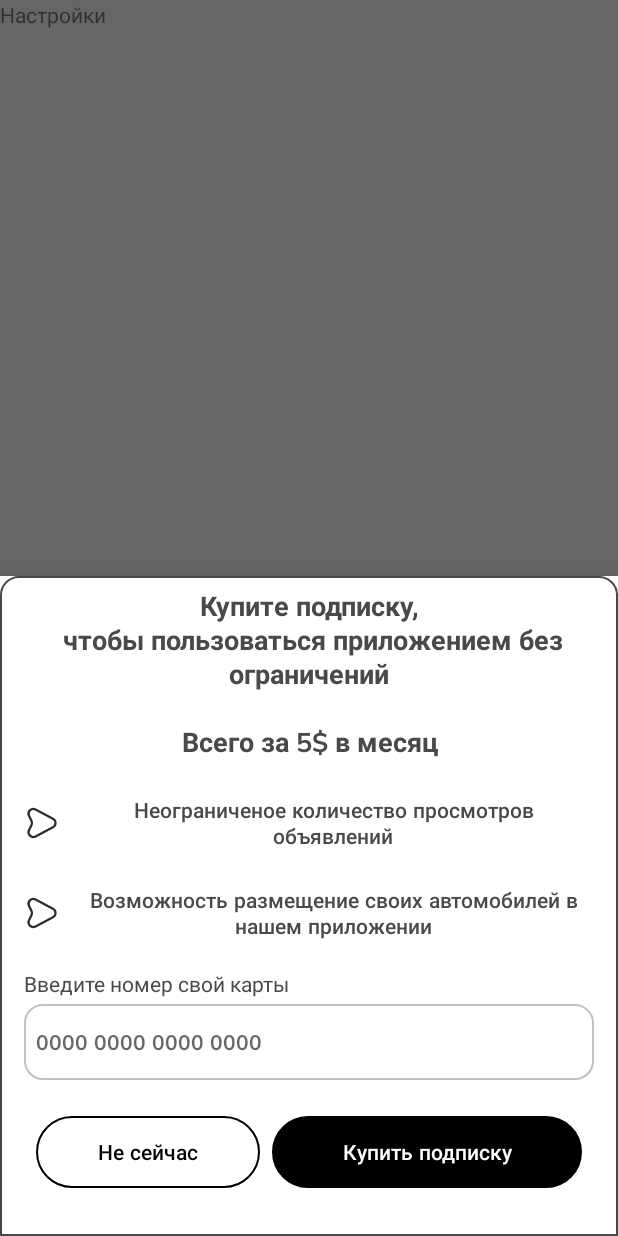
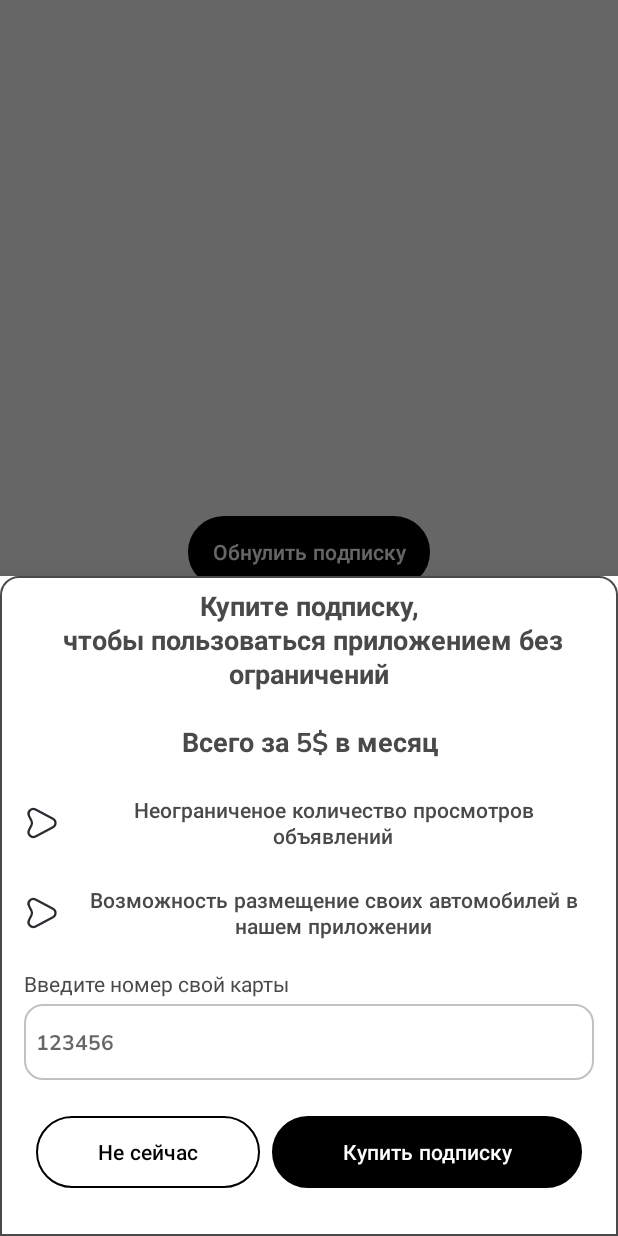
Before and after one commit to arstanrakhmat/car-market-surf, an Android app: the fragment SubscriptionBottomSheetFragment placed in its activity, item 2 of the bottom bar chosen, on a phone screen of 412 x 824 dp. Run offline under Robolectric (Android 15) with nearby library versions, the phone set to English and light mode, and no system bars; our stand-ins replace Room's generated code, navigation-ui.

Commit message:
Add logic for naive subscription

```diff
--- a/app/src/main/java/com/example/carmarketsuftit/fragments/AddCarFragment.kt
+++ b/app/src/main/java/com/example/carmarketsuftit/fragments/AddCarFragment.kt
@@ -17,8 +17,10 @@ import androidx.core.view.drawToBitmap
 import androidx.navigation.fragment.findNavController
 import com.example.carmarketsuftit.databinding.FragmentAddCarBinding
 import com.example.carmarketsuftit.model.Car
+import com.example.carmarketsuftit.utils.CustomPreferences
 import com.example.carmarketsuftit.utils.toHumanReadableFormat
 import com.example.carmarketsuftit.viewModel.CarViewModel
+import org.koin.android.ext.android.inject
 import org.koin.androidx.viewmodel.ext.android.viewModel
 import java.util.Date
 
@@ -28,6 +30,7 @@ class AddCarFragment : BaseFragment<FragmentAddCarBinding>() {
     }
 
     private val carViewModel by viewModel<CarViewModel>()
+    private val sharedPrefs by inject<CustomPreferences>()
 
     override fun inflateView(
         inflater: LayoutInflater,
@@ -100,6 +103,7 @@ class AddCarFragment : BaseFragment<FragmentAddCarBinding>() {
             it?.let {
                 if (it) {
                     Toast.makeText(requireContext(), "Машина добавлена", Toast.LENGTH_SHORT).show()
+                    sharedPrefs.saveAddedCarCounter()
                     findNavController().navigateUp()
                 }
             }
--- a/app/src/main/java/com/example/carmarketsuftit/fragments/SettingsFragment.kt
+++ b/app/src/main/java/com/example/carmarketsuftit/fragments/SettingsFragment.kt
@@ -1,10 +1,19 @@
 package com.example.carmarketsuftit.fragments
 
+import android.app.AlertDialog
+import android.os.Bundle
 import android.view.LayoutInflater
+import android.view.View
 import android.view.ViewGroup
+import android.widget.Toast
+import com.example.carmarketsuftit.R
 import com.example.carmarketsuftit.databinding.FragmentSettingsBinding
+import com.example.carmarketsuftit.utils.CustomPreferences
+import org.koin.android.ext.android.inject
 
 class SettingsFragment : BaseFragment<FragmentSettingsBinding>() {
+
+    private val sharedPrefs by inject<CustomPreferences>()
 
     override fun inflateView(
         inflater: LayoutInflater,
@@ -13,4 +22,34 @@ class SettingsFragment : BaseFragment<FragmentSettingsBinding>() {
         return FragmentSettingsBinding.inflate(inflater, container, false)
     }
 
+    override fun onViewCreated(view: View, savedInstanceState: Bundle?) {
+        super.onViewCreated(view, savedInstanceState)
+        clickListeners()
+    }
+
+    private fun clickListeners() {
+        binding.btnReset.setOnClickListener {
+            alertDialog()
+        }
+    }
+
+    private fun alertDialog() {
+        val builder = AlertDialog.Builder(context)
+        builder.setTitle(R.string.reset_title)
+
+        builder.setPositiveButton(R.string.yes) { dialog, _ ->
+            sharedPrefs.resetSubscription()
+            sharedPrefs.resetAddedCounter()
+            sharedPrefs.resetVisitValue()
+            Toast.makeText(context, "Подписка обнулена", Toast.LENGTH_SHORT).show()
+            dialog.dismiss()
+        }
+
+        builder.setNegativeButton(R.string.no) { dialog, _ ->
+            dialog.dismiss()
+        }
+
+        builder.show()
+    }
+
 }
--- a/app/src/main/java/com/example/carmarketsuftit/fragments/SubscriptionBottomSheetFragment.kt
+++ b/app/src/main/java/com/example/carmarketsuftit/fragments/SubscriptionBottomSheetFragment.kt
@@ -1,18 +1,19 @@
 package com.example.carmarketsuftit.fragments
 
 import android.os.Bundle
-import androidx.fragment.app.Fragment
 import android.view.LayoutInflater
 import android.view.View
 import android.view.ViewGroup
-import com.example.carmarketsuftit.R
+import android.widget.Toast
 import com.example.carmarketsuftit.databinding.FragmentSubscriptionBottomSheetBinding
+import com.example.carmarketsuftit.utils.CustomPreferences
 import com.google.android.material.bottomsheet.BottomSheetDialogFragment
+import org.koin.android.ext.android.inject
 
 class SubscriptionBottomSheetFragment : BottomSheetDialogFragment() {
 
     private lateinit var binding: FragmentSubscriptionBottomSheetBinding
-
+    private val sharedPrefs by inject<CustomPreferences>()
     override fun onCreateView(
         inflater: LayoutInflater, container: ViewGroup?,
         savedInstanceState: Bundle?
@@ -24,8 +25,25 @@ class SubscriptionBottomSheetFragment : BottomSheetDialogFragment() {
 
     override fun onViewCreated(view: View, savedInstanceState: Bundle?) {
         super.onViewCreated(view, savedInstanceState)
+        clickListeners()
+    }
+
+    private fun clickListeners() {
+        binding.btnAdd.setOnClickListener {
+            if (binding.etCarName.text.toString().length == 5) {
+                sharedPrefs.saveSubscription("updated")
+                Toast.makeText(requireContext(), "Вы успешно купили подписку", Toast.LENGTH_SHORT)
+                    .show()
+                dismiss()
+            } else {
+                Toast.makeText(requireContext(), "Должно быть 5 цивр", Toast.LENGTH_SHORT)
+                    .show()
+            }
+        }
+
         binding.btnCancel.setOnClickListener {
             dismiss()
         }
     }
+
 }
--- a/app/src/main/java/com/example/carmarketsuftit/koin/KoinModule.kt
+++ b/app/src/main/java/com/example/carmarketsuftit/koin/KoinModule.kt
@@ -7,11 +7,13 @@ import com.example.carmarketsuftit.database.CarDao
 import com.example.carmarketsuftit.database.CarDatabase
 import com.example.carmarketsuftit.database.MY_DATA_BASE
 import com.example.carmarketsuftit.repository.CarRepository
+import com.example.carmarketsuftit.utils.CustomPreferences
 import com.example.carmarketsuftit.utils.getStaticCar
 import com.example.carmarketsuftit.viewModel.CarViewModel
 import kotlinx.coroutines.Dispatchers
 import kotlinx.coroutines.GlobalScope
 import kotlinx.coroutines.launch
+import org.koin.android.ext.koin.androidApplication
 import org.koin.android.ext.koin.androidContext
 import org.koin.androidx.viewmodel.dsl.viewModel
 import org.koin.dsl.module
@@ -33,6 +35,7 @@ val databaseModule = module {
     }
     single { get<CarDatabase>().carDao() }
     single { CarRepository(carDao = get()) }
+    single { CustomPreferences(androidApplication()) }
 }
 
 val viewModels = module {
--- a/app/src/main/res/layout/fragment_settings.xml
+++ b/app/src/main/res/layout/fragment_settings.xml
@@ -1,14 +1,28 @@
 <?xml version="1.0" encoding="utf-8"?>
-<FrameLayout xmlns:android="http://schemas.android.com/apk/res/android"
+<androidx.constraintlayout.widget.ConstraintLayout xmlns:android="http://schemas.android.com/apk/res/android"
+    xmlns:app="http://schemas.android.com/apk/res-auto"
     xmlns:tools="http://schemas.android.com/tools"
     android:layout_width="match_parent"
     android:layout_height="match_parent"
     tools:context=".fragments.SettingsFragment">
 
-    <!-- TODO: Update blank fragment layout -->
-    <TextView
-        android:layout_width="match_parent"
-        android:layout_height="match_parent"
-        android:text="@string/settings" />
+    <androidx.appcompat.widget.AppCompatButton
+        android:id="@+id/btnReset"
+        android:layout_width="wrap_content"
+        android:layout_height="wrap_content"
+        android:layout_marginBottom="32dp"
+        android:layout_weight="1"
+        android:background="@drawable/button_background"
+        android:backgroundTint="@color/black"
+        android:fontFamily="@font/mulish_semibold"
+        android:paddingHorizontal="16dp"
+        android:text="@string/reset_subscription"
+        android:textAllCaps="false"
+        android:textColor="@color/white"
+        android:textSize="14sp"
+        app:layout_constraintBottom_toBottomOf="parent"
+        app:layout_constraintEnd_toEndOf="parent"
+        app:layout_constraintStart_toStartOf="parent"
+        app:layout_constraintTop_toTopOf="parent" />
 
-</FrameLayout>
+</androidx.constraintlayout.widget.ConstraintLayout>
--- a/app/src/main/res/layout/fragment_subscription_bottom_sheet.xml
+++ b/app/src/main/res/layout/fragment_subscription_bottom_sheet.xml
@@ -115,7 +115,7 @@
             android:fontFamily="@font/mulish_bold"
             android:hint="@string/_0000_0000_0000_0000"
             android:importantForAutofill="no"
-            android:inputType="number"
+            android:inputType="numberSigned"
             android:paddingHorizontal="8dp"
             android:paddingVertical="16dp"
             android:textColor="@color/custom_black"
--- a/app/src/main/res/values/strings.xml
+++ b/app/src/main/res/values/strings.xml
@@ -18,6 +18,10 @@
     <string name="not_now">Не сейчас</string>
     <string name="add_your_car">Добавить машину</string>
     <string name="buy_subscription">Купить подписку</string>
+    <string name="reset_subscription">Обнулить подписку</string>
+    <string name="reset_title">Вы уверены, что хотите отменить подписку</string>
+    <string name="yes">Да</string>
+    <string name="no">Нет</string>
     <string name="add_photo">Добавить фото</string>
     <string name="engine_capacity">Объем двигателя:</string>
     <string name="hint_car_type">Марка вашей машины</string>
@@ -27,6 +31,6 @@
     <string name="bottomSheetTitle">Купите подписку,\n чтобы пользоваться приложением без ограничений\n\nВсего за 5$ в месяц</string>
     <string name="sub_benefits1">Неограниченое количество просмотров объявлений</string>
     <string name="sub_benefits2">Возможность размещение своих автомобилей в нашем приложении</string>
-    <string name="_0000_0000_0000_0000">0000 0000 0000 0000</string>
+    <string name="_0000_0000_0000_0000">123456</string>
 
 </resources>
```
Also changed, not shown: app/src/main/java/com/example/carmarketsuftit/fragments/CarDetailsFragment.kt (+19 -0 lines), app/src/main/java/com/example/carmarketsuftit/fragments/MainPageFragment.kt (+22 -59 lines), app/src/main/java/com/example/carmarketsuftit/utils/Constants.kt (added, +7 -0 lines), app/src/main/java/com/example/carmarketsuftit/utils/CustomPreferences.kt (added, +58 -0 lines).
